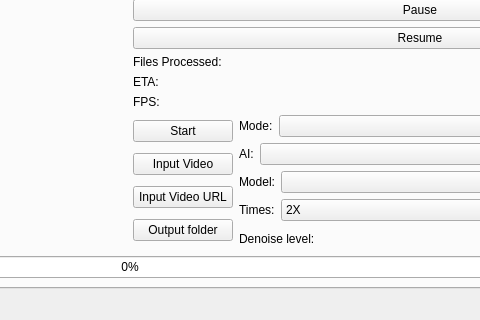
Qt form mainwindow.ui (TNTwise/REAL-Video-Enhancer) before a commit; both pictures show x 467 to 947 and y 379 to 699 of the 1194 by 699 pixel window.
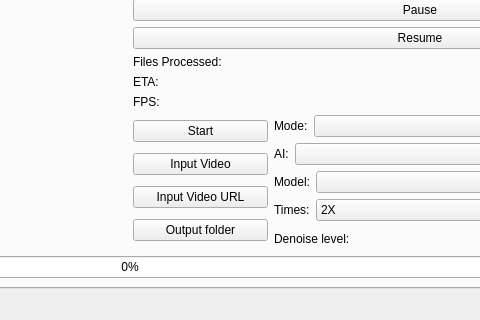
The same form after that commit. Icons and pictures are not drawn.

Patch:
```diff
--- a/mainwindow.ui
+++ b/mainwindow.ui
@@ -213,7 +213,7 @@
                   </property>
                   <property name="minimumSize">
                    <size>
-                    <width>100</width>
+                    <width>135</width>
                     <height>0</height>
                    </size>
                   </property>
@@ -232,7 +232,7 @@
                   </property>
                   <property name="minimumSize">
                    <size>
-                    <width>100</width>
+                    <width>135</width>
                     <height>0</height>
                    </size>
                   </property>
@@ -251,7 +251,7 @@
                   </property>
                   <property name="minimumSize">
                    <size>
-                    <width>100</width>
+                    <width>135</width>
                     <height>0</height>
                    </size>
                   </property>
@@ -270,7 +270,7 @@
                   </property>
                   <property name="minimumSize">
                    <size>
-                    <width>100</width>
+                    <width>135</width>
                     <height>0</height>
                    </size>
                   </property>
```
Left out of the diff: 2 changed lines with no effect on the pictures.
